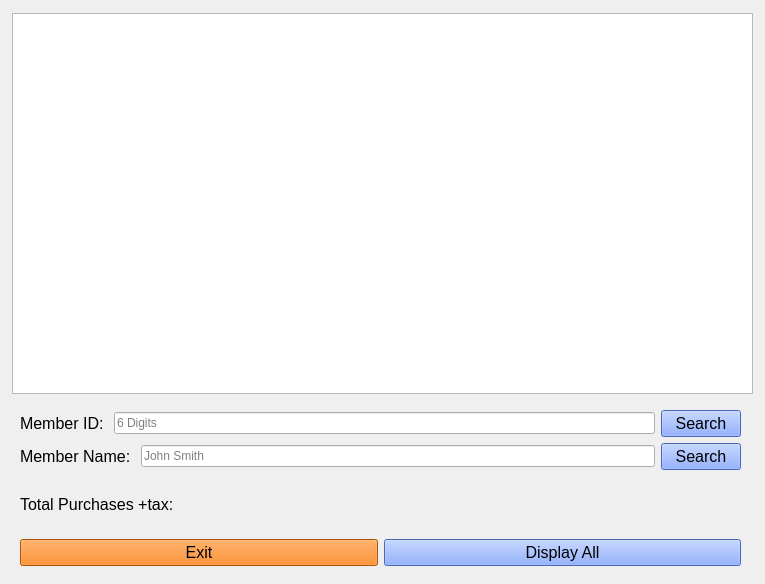
max9001/Bulk-Club-Project, file memberpurchases.ui: the form before one commit.
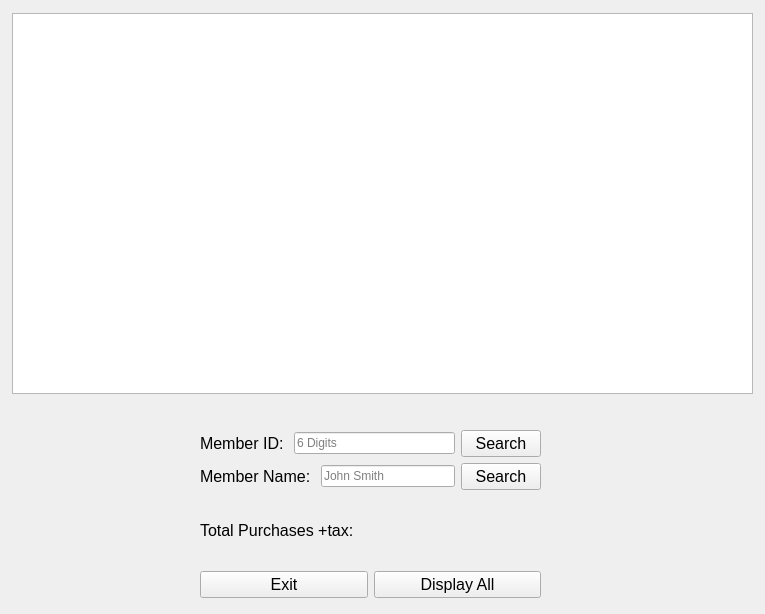
The form after the commit.

```diff
--- a/memberpurchases.ui
+++ b/memberpurchases.ui
@@ -7,7 +7,7 @@
     <x>0</x>
     <y>0</y>
     <width>765</width>
-    <height>584</height>
+    <height>614</height>
    </rect>
   </property>
   <property name="windowTitle">
@@ -26,10 +26,10 @@
   <widget class="QWidget" name="layoutWidget">
    <property name="geometry">
     <rect>
-     <x>20</x>
-     <y>410</y>
-     <width>721</width>
-     <height>156</height>
+     <x>200</x>
+     <y>430</y>
+     <width>341</width>
+     <height>168</height>
     </rect>
    </property>
    <layout class="QVBoxLayout" name="verticalLayout">
@@ -62,7 +62,7 @@
          </font>
         </property>
         <property name="styleSheet">
-         <string notr="true">background-color: rgb(105, 146, 255)</string>
+         <string notr="true"/>
         </property>
         <property name="text">
          <string>Search</string>
@@ -100,7 +100,7 @@
          </font>
         </property>
         <property name="styleSheet">
-         <string notr="true">background-color: rgb(105, 146, 255)</string>
+         <string notr="true"/>
         </property>
         <property name="text">
          <string>Search</string>
@@ -139,7 +139,7 @@
          </font>
         </property>
         <property name="styleSheet">
-         <string notr="true">background-color: rgb(241, 115, 0)</string>
+         <string notr="true"/>
         </property>
         <property name="text">
          <string>Exit</string>
@@ -154,7 +154,7 @@
          </font>
         </property>
         <property name="styleSheet">
-         <string notr="true">background-color: rgb(105, 146, 255)</string>
+         <string notr="true"/>
         </property>
         <property name="text">
          <string>Display All</string>
```
